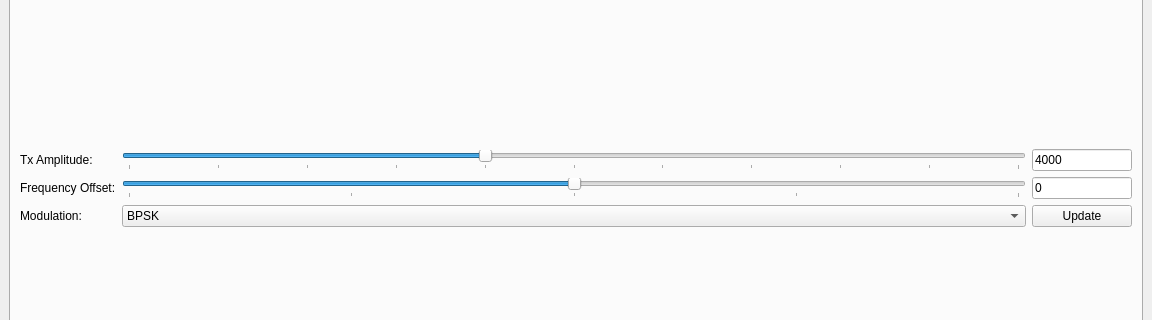
Above: apps/gui/ofdm_rx_gui_window.ui from rwth-ti/gr-ofdm before the change; both pictures show x 0 to 1152 and y 282 to 602 of the 1152 by 699 pixel window. Below: the same form after it.
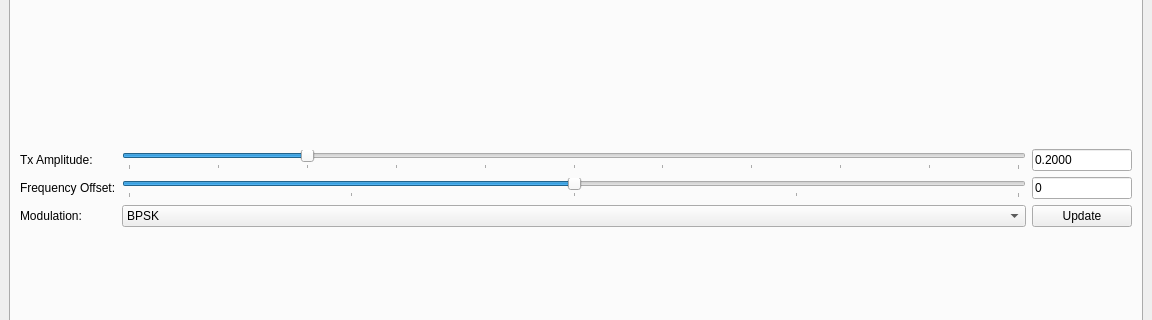
That is the form after the change. Custom widgets are drawn as their Qt base class.

Commit message: Change the range of the amplitude slider to [0..1] for UHD.

Diff of the .ui file:
```diff
--- a/apps/gui/ofdm_rx_gui_window.ui
+++ b/apps/gui/ofdm_rx_gui_window.ui
@@ -229,8 +229,11 @@
             <property name="pageStep">
              <number>10</number>
             </property>
+            <property name="value">
+             <number>2000</number>
+            </property>
             <property name="sliderPosition">
-             <number>4000</number>
+             <number>2000</number>
             </property>
             <property name="orientation">
              <enum>Qt::Horizontal</enum>
@@ -252,7 +255,7 @@
              </size>
             </property>
             <property name="text">
-             <string>4000</string>
+             <string>0.2000</string>
             </property>
            </widget>
           </item>
```
The commit also changes 1 other file.
